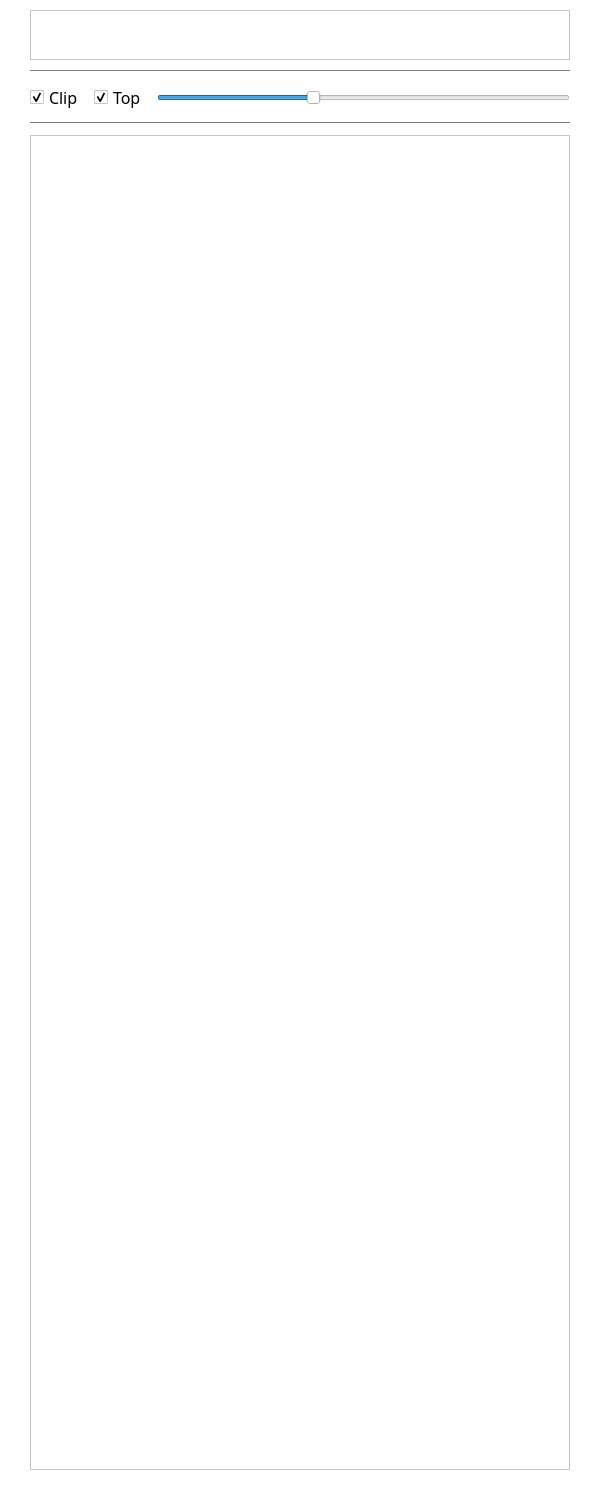
Sanvenir/TranslatorWidget, file forms/MainWindow.ui: the form before one commit.
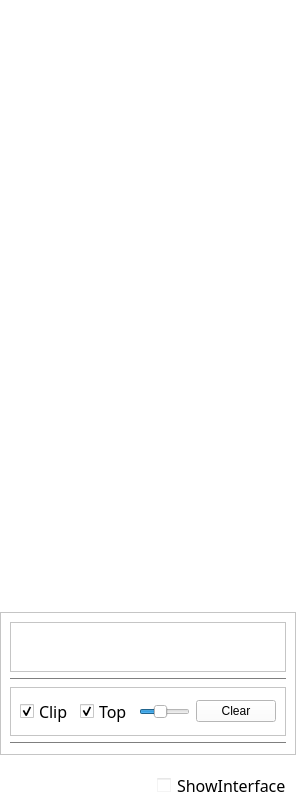
The form after the commit.

Commit message: Improve the appearance of widget

```diff
--- a/forms/MainWindow.ui
+++ b/forms/MainWindow.ui
@@ -6,12 +6,12 @@
    <rect>
     <x>0</x>
     <y>0</y>
-    <width>600</width>
-    <height>1500</height>
+    <width>296</width>
+    <height>806</height>
    </rect>
   </property>
   <property name="sizePolicy">
-   <sizepolicy hsizetype="Preferred" vsizetype="Expanding">
+   <sizepolicy hsizetype="Fixed" vsizetype="Expanding">
     <horstretch>0</horstretch>
     <verstretch>0</verstretch>
    </sizepolicy>
@@ -475,17 +475,167 @@
     <number>10</number>
    </property>
    <property name="leftMargin">
-    <number>30</number>
+    <number>0</number>
    </property>
    <property name="topMargin">
-    <number>10</number>
+    <number>0</number>
    </property>
    <property name="rightMargin">
-    <number>30</number>
+    <number>0</number>
    </property>
    <property name="bottomMargin">
-    <number>30</number>
+    <number>0</number>
    </property>
+   <item>
+    <widget class="QLabel" name="transLabel">
+     <property name="sizePolicy">
+      <sizepolicy hsizetype="Preferred" vsizetype="Expanding">
+       <horstretch>0</horstretch>
+       <verstretch>0</verstretch>
+      </sizepolicy>
+     </property>
+     <property name="palette">
+      <palette>
+       <active>
+        <colorrole role="WindowText">
+         <brush brushstyle="SolidPattern">
+          <color alpha="255">
+           <red>100</red>
+           <green>100</green>
+           <blue>100</blue>
+          </color>
+         </brush>
+        </colorrole>
+        <colorrole role="Text">
+         <brush brushstyle="SolidPattern">
+          <color alpha="255">
+           <red>100</red>
+           <green>100</green>
+           <blue>100</blue>
+          </color>
+         </brush>
+        </colorrole>
+        <colorrole role="PlaceholderText">
+         <brush brushstyle="NoBrush">
+          <color alpha="128">
+           <red>100</red>
+           <green>100</green>
+           <blue>100</blue>
+          </color>
+         </brush>
+        </colorrole>
+       </active>
+       <inactive>
+        <colorrole role="WindowText">
+         <brush brushstyle="SolidPattern">
+          <color alpha="255">
+           <red>100</red>
+           <green>100</green>
+           <blue>100</blue>
+          </color>
+         </brush>
+        </colorrole>
+        <colorrole role="Text">
+         <brush brushstyle="SolidPattern">
+          <color alpha="255">
+           <red>100</red>
+           <green>100</green>
+           <blue>100</blue>
+          </color>
+         </brush>
+        </colorrole>
+        <colorrole role="PlaceholderText">
+         <brush brushstyle="NoBrush">
+          <color alpha="128">
+           <red>100</red>
+           <green>100</green>
+           <blue>100</blue>
+          </color>
+         </brush>
+        </colorrole>
+       </inactive>
+       <disabled>
+        <colorrole role="WindowText">
+         <brush brushstyle="SolidPattern">
+          <color alpha="255">
+           <red>127</red>
+           <green>127</green>
+           <blue>127</blue>
+          </color>
+         </brush>
+        </colorrole>
+        <colorrole role="Text">
+         <brush brushstyle="SolidPattern">
+          <color alpha="255">
+           <red>127</red>
+           <green>127</green>
+           <blue>127</blue>
+          </color>
+         </brush>
+        </colorrole>
+        <colorrole role="PlaceholderText">
+         <brush brushstyle="NoBrush">
+          <color alpha="128">
+           <red>100</red>
+           <green>100</green>
+           <blue>100</blue>
+          </color>
+         </brush>
+        </colorrole>
+       </disabled>
+      </palette>
+     </property>
+     <property name="font">
+      <font>
+       <family>等线</family>
+       <pointsize>16</pointsize>
+      </font>
+     </property>
+     <property name="contextMenuPolicy">
+      <enum>Qt::CustomContextMenu</enum>
+     </property>
+     <property name="scaledContents">
+      <bool>true</bool>
+     </property>
+     <property name="alignment">
+      <set>Qt::AlignLeading|Qt::AlignLeft|Qt::AlignTop</set>
+     </property>
+     <property name="wordWrap">
+      <bool>true</bool>
+     </property>
+     <property name="margin">
+      <number>10</number>
+     </property>
+     <property name="textInteractionFlags">
+      <set>Qt::LinksAccessibleByMouse|Qt::TextSelectableByMouse</set>
+     </property>
+    </widget>
+   </item>
+   <item>
+    <spacer name="verticalSpacer">
+     <property name="orientation">
+      <enum>Qt::Vertical</enum>
+     </property>
+     <property name="sizeHint" stdset="0">
+      <size>
+       <width>20</width>
+       <height>40</height>
+      </size>
+     </property>
+    </spacer>
+   </item>
+   <item>
+    <widget class="QFrame" name="interfaceFrame">
+     <property name="autoFillBackground">
+      <bool>true</bool>
+     </property>
+     <property name="frameShape">
+      <enum>QFrame::StyledPanel</enum>
+     </property>
+     <property name="frameShadow">
+      <enum>QFrame::Raised</enum>
+     </property>
+     <layout class="QVBoxLayout" name="verticalLayout_2">
    <item>
     <widget class="QTextEdit" name="originEdit">
      <property name="sizePolicy">
@@ -516,7 +666,23 @@
     </widget>
    </item>
    <item>
-    <layout class="QHBoxLayout" name="horizontalLayout">
+       <widget class="QFrame" name="frame">
+        <property name="sizePolicy">
+         <sizepolicy hsizetype="Preferred" vsizetype="Minimum">
+          <horstretch>0</horstretch>
+          <verstretch>0</verstretch>
+         </sizepolicy>
+        </property>
+        <property name="autoFillBackground">
+         <bool>true</bool>
+        </property>
+        <property name="frameShape">
+         <enum>QFrame::StyledPanel</enum>
+        </property>
+        <property name="frameShadow">
+         <enum>QFrame::Raised</enum>
+        </property>
+        <layout class="QHBoxLayout" name="horizontalLayout_2">
      <item>
       <widget class="QCheckBox" name="enableBox">
        <property name="font">
@@ -589,7 +755,58 @@
        </property>
       </widget>
      </item>
-    </layout>
+         <item>
+          <widget class="QPushButton" name="clearButton">
+           <property name="sizePolicy">
+            <sizepolicy hsizetype="Preferred" vsizetype="Fixed">
+             <horstretch>0</horstretch>
+             <verstretch>0</verstretch>
+            </sizepolicy>
+           </property>
+           <property name="palette">
+            <palette>
+             <active>
+              <colorrole role="Button">
+               <brush brushstyle="SolidPattern">
+                <color alpha="10">
+                 <red>255</red>
+                 <green>255</green>
+                 <blue>255</blue>
+                </color>
+               </brush>
+              </colorrole>
+             </active>
+             <inactive>
+              <colorrole role="Button">
+               <brush brushstyle="SolidPattern">
+                <color alpha="10">
+                 <red>255</red>
+                 <green>255</green>
+                 <blue>255</blue>
+                </color>
+               </brush>
+              </colorrole>
+             </inactive>
+             <disabled>
+              <colorrole role="Button">
+               <brush brushstyle="SolidPattern">
+                <color alpha="10">
+                 <red>255</red>
+                 <green>255</green>
+                 <blue>255</blue>
+                </color>
+               </brush>
+              </colorrole>
+             </disabled>
+            </palette>
+           </property>
+           <property name="text">
+            <string>Clear</string>
+           </property>
+          </widget>
+         </item>
+        </layout>
+       </widget>
    </item>
    <item>
     <widget class="Line" name="line2">
@@ -598,10 +815,467 @@
      </property>
     </widget>
    </item>
+     </layout>
+    </widget>
+   </item>
    <item>
-    <widget class="QTextEdit" name="transEdit">
+    <widget class="QFrame" name="horizontalFrame">
+     <property name="palette">
+      <palette>
+       <active>
+        <colorrole role="WindowText">
+         <brush brushstyle="SolidPattern">
+          <color alpha="255">
+           <red>0</red>
+           <green>0</green>
+           <blue>0</blue>
+          </color>
+         </brush>
+        </colorrole>
+        <colorrole role="Button">
+         <brush brushstyle="SolidPattern">
+          <color alpha="50">
+           <red>255</red>
+           <green>255</green>
+           <blue>255</blue>
+          </color>
+         </brush>
+        </colorrole>
+        <colorrole role="Light">
+         <brush brushstyle="SolidPattern">
+          <color alpha="50">
+           <red>255</red>
+           <green>255</green>
+           <blue>255</blue>
+          </color>
+         </brush>
+        </colorrole>
+        <colorrole role="Midlight">
+         <brush brushstyle="SolidPattern">
+          <color alpha="50">
+           <red>255</red>
+           <green>255</green>
+           <blue>255</blue>
+          </color>
+         </brush>
+        </colorrole>
+        <colorrole role="Dark">
+         <brush brushstyle="SolidPattern">
+          <color alpha="50">
+           <red>127</red>
+           <green>127</green>
+           <blue>127</blue>
+          </color>
+         </brush>
+        </colorrole>
+        <colorrole role="Mid">
+         <brush brushstyle="SolidPattern">
+          <color alpha="50">
+           <red>170</red>
+           <green>170</green>
+           <blue>170</blue>
+          </color>
+         </brush>
+        </colorrole>
+        <colorrole role="Text">
+         <brush brushstyle="SolidPattern">
+          <color alpha="255">
+           <red>0</red>
+           <green>0</green>
+           <blue>0</blue>
+          </color>
+         </brush>
+        </colorrole>
+        <colorrole role="BrightText">
+         <brush brushstyle="SolidPattern">
+          <color alpha="255">
+           <red>255</red>
+           <green>255</green>
+           <blue>255</blue>
+          </color>
+         </brush>
+        </colorrole>
+        <colorrole role="ButtonText">
+         <brush brushstyle="SolidPattern">
+          <color alpha="255">
+           <red>0</red>
+           <green>0</green>
+           <blue>0</blue>
+          </color>
+         </brush>
+        </colorrole>
+        <colorrole role="Base">
+         <brush brushstyle="SolidPattern">
+          <color alpha="255">
+           <red>255</red>
+           <green>255</green>
+           <blue>255</blue>
+          </color>
+         </brush>
+        </colorrole>
+        <colorrole role="Window">
+         <brush brushstyle="SolidPattern">
+          <color alpha="50">
+           <red>255</red>
+           <green>255</green>
+           <blue>255</blue>
+          </color>
+         </brush>
+        </colorrole>
+        <colorrole role="Shadow">
+         <brush brushstyle="SolidPattern">
+          <color alpha="255">
+           <red>0</red>
+           <green>0</green>
+           <blue>0</blue>
+          </color>
+         </brush>
+        </colorrole>
+        <colorrole role="AlternateBase">
+         <brush brushstyle="SolidPattern">
+          <color alpha="152">
+           <red>255</red>
+           <green>255</green>
+           <blue>255</blue>
+          </color>
+         </brush>
+        </colorrole>
+        <colorrole role="ToolTipBase">
+         <brush brushstyle="SolidPattern">
+          <color alpha="255">
+           <red>255</red>
+           <green>255</green>
+           <blue>220</blue>
+          </color>
+         </brush>
+        </colorrole>
+        <colorrole role="ToolTipText">
+         <brush brushstyle="SolidPattern">
+          <color alpha="255">
+           <red>0</red>
+           <green>0</green>
+           <blue>0</blue>
+          </color>
+         </brush>
+        </colorrole>
+        <colorrole role="PlaceholderText">
+         <brush brushstyle="SolidPattern">
+          <color alpha="128">
+           <red>0</red>
+           <green>0</green>
+           <blue>0</blue>
+          </color>
+         </brush>
+        </colorrole>
+       </active>
+       <inactive>
+        <colorrole role="WindowText">
+         <brush brushstyle="SolidPattern">
+          <color alpha="255">
+           <red>0</red>
+           <green>0</green>
+           <blue>0</blue>
+          </color>
+         </brush>
+        </colorrole>
+        <colorrole role="Button">
+         <brush brushstyle="SolidPattern">
+          <color alpha="50">
+           <red>255</red>
+           <green>255</green>
+           <blue>255</blue>
+          </color>
+         </brush>
+        </colorrole>
+        <colorrole role="Light">
+         <brush brushstyle="SolidPattern">
+          <color alpha="50">
+           <red>255</red>
+           <green>255</green>
+           <blue>255</blue>
+          </color>
+         </brush>
+        </colorrole>
+        <colorrole role="Midlight">
+         <brush brushstyle="SolidPattern">
+          <color alpha="50">
+           <red>255</red>
+           <green>255</green>
+           <blue>255</blue>
+          </color>
+         </brush>
+        </colorrole>
+        <colorrole role="Dark">
+         <brush brushstyle="SolidPattern">
+          <color alpha="50">
+           <red>127</red>
+           <green>127</green>
+           <blue>127</blue>
+          </color>
+         </brush>
+        </colorrole>
+        <colorrole role="Mid">
+         <brush brushstyle="SolidPattern">
+          <color alpha="50">
+           <red>170</red>
+           <green>170</green>
+           <blue>170</blue>
+          </color>
+         </brush>
+        </colorrole>
+        <colorrole role="Text">
+         <brush brushstyle="SolidPattern">
+          <color alpha="255">
+           <red>0</red>
+           <green>0</green>
+           <blue>0</blue>
+          </color>
+         </brush>
+        </colorrole>
+        <colorrole role="BrightText">
+         <brush brushstyle="SolidPattern">
+          <color alpha="255">
+           <red>255</red>
+           <green>255</green>
+           <blue>255</blue>
+          </color>
+         </brush>
+        </colorrole>
+        <colorrole role="ButtonText">
+         <brush brushstyle="SolidPattern">
+          <color alpha="255">
+           <red>0</red>
+           <green>0</green>
+           <blue>0</blue>
+          </color>
+         </brush>
+        </colorrole>
+        <colorrole role="Base">
+         <brush brushstyle="SolidPattern">
+          <color alpha="255">
+           <red>255</red>
+           <green>255</green>
+           <blue>255</blue>
+          </color>
+         </brush>
+        </colorrole>
+        <colorrole role="Window">
+         <brush brushstyle="SolidPattern">
+          <color alpha="50">
+           <red>255</red>
+           <green>255</green>
+           <blue>255</blue>
+          </color>
+         </brush>
+        </colorrole>
+        <colorrole role="Shadow">
+         <brush brushstyle="SolidPattern">
+          <color alpha="255">
+           <red>0</red>
+           <green>0</green>
+           <blue>0</blue>
+          </color>
+         </brush>
+        </colorrole>
+        <colorrole role="AlternateBase">
+         <brush brushstyle="SolidPattern">
+          <color alpha="152">
+           <red>255</red>
+           <green>255</green>
+           <blue>255</blue>
+          </color>
+         </brush>
+        </colorrole>
+        <colorrole role="ToolTipBase">
+         <brush brushstyle="SolidPattern">
+          <color alpha="255">
+           <red>255</red>
+           <green>255</green>
+           <blue>220</blue>
+          </color>
+         </brush>
+        </colorrole>
+        <colorrole role="ToolTipText">
+         <brush brushstyle="SolidPattern">
+          <color alpha="255">
+           <red>0</red>
+           <green>0</green>
+           <blue>0</blue>
+          </color>
+         </brush>
+        </colorrole>
+        <colorrole role="PlaceholderText">
+         <brush brushstyle="SolidPattern">
+          <color alpha="128">
+           <red>0</red>
+           <green>0</green>
+           <blue>0</blue>
+          </color>
+         </brush>
+        </colorrole>
+       </inactive>
+       <disabled>
+        <colorrole role="WindowText">
+         <brush brushstyle="SolidPattern">
+          <color alpha="50">
+           <red>127</red>
+           <green>127</green>
+           <blue>127</blue>
+          </color>
+         </brush>
+        </colorrole>
+        <colorrole role="Button">
+         <brush brushstyle="SolidPattern">
+          <color alpha="50">
+           <red>255</red>
+           <green>255</green>
+           <blue>255</blue>
+          </color>
+         </brush>
+        </colorrole>
+        <colorrole role="Light">
+         <brush brushstyle="SolidPattern">
+          <color alpha="50">
+           <red>255</red>
+           <green>255</green>
+           <blue>255</blue>
+          </color>
+         </brush>
+        </colorrole>
+        <colorrole role="Midlight">
+         <brush brushstyle="SolidPattern">
+          <color alpha="50">
+           <red>255</red>
+           <green>255</green>
+           <blue>255</blue>
+          </color>
+         </brush>
+        </colorrole>
+        <colorrole role="Dark">
+         <brush brushstyle="SolidPattern">
+          <color alpha="50">
+           <red>127</red>
+           <green>127</green>
+           <blue>127</blue>
+          </color>
+         </brush>
+        </colorrole>
+        <colorrole role="Mid">
+         <brush brushstyle="SolidPattern">
+          <color alpha="50">
+           <red>170</red>
+           <green>170</green>
+           <blue>170</blue>
+          </color>
+         </brush>
+        </colorrole>
+        <colorrole role="Text">
+         <brush brushstyle="SolidPattern">
+          <color alpha="50">
+           <red>127</red>
+           <green>127</green>
+           <blue>127</blue>
+          </color>
+         </brush>
+        </colorrole>
+        <colorrole role="BrightText">
+         <brush brushstyle="SolidPattern">
+          <color alpha="255">
+           <red>255</red>
+           <green>255</green>
+           <blue>255</blue>
+          </color>
+         </brush>
+        </colorrole>
+        <colorrole role="ButtonText">
+         <brush brushstyle="SolidPattern">
+          <color alpha="50">
+           <red>127</red>
+           <green>127</green>
+           <blue>127</blue>
+          </color>
+         </brush>
+        </colorrole>
+        <colorrole role="Base">
+         <brush brushstyle="SolidPattern">
+          <color alpha="50">
+           <red>255</red>
+           <green>255</green>
+           <blue>255</blue>
+          </color>
+         </brush>
+        </colorrole>
+        <colorrole role="Window">
+         <brush brushstyle="SolidPattern">
+          <color alpha="50">
+           <red>255</red>
+           <green>255</green>
+           <blue>255</blue>
+          </color>
+         </brush>
+        </colorrole>
+        <colorrole role="Shadow">
+         <brush brushstyle="SolidPattern">
+          <color alpha="255">
+           <red>0</red>
+           <green>0</green>
+           <blue>0</blue>
+          </color>
+         </brush>
+        </colorrole>
+        <colorrole role="AlternateBase">
+         <brush brushstyle="SolidPattern">
+          <color alpha="50">
+           <red>255</red>
+           <green>255</green>
+           <blue>255</blue>
+          </color>
+         </brush>
+        </colorrole>
+        <colorrole role="ToolTipBase">
+         <brush brushstyle="SolidPattern">
+          <color alpha="255">
+           <red>255</red>
+           <green>255</green>
+           <blue>220</blue>
+          </color>
+         </brush>
+        </colorrole>
+        <colorrole role="ToolTipText">
+         <brush brushstyle="SolidPattern">
+          <color alpha="255">
+           <red>0</red>
+           <green>0</green>
+           <blue>0</blue>
+          </color>
+         </brush>
+        </colorrole>
+        <colorrole role="PlaceholderText">
+         <brush brushstyle="SolidPattern">
+          <color alpha="128">
+           <red>0</red>
+           <green>0</green>
+           <blue>0</blue>
+          </color>
+         </brush>
+        </colorrole>
+       </disabled>
+      </palette>
+     </property>
+     <property name="autoFillBackground">
+      <bool>true</bool>
+     </property>
+     <layout class="QHBoxLayout" name="horizontalLayout">
+      <property name="leftMargin">
+       <number>30</number>
+      </property>
+      <property name="rightMargin">
+       <number>10</number>
+      </property>
+      <item>
+       <widget class="QCheckBox" name="showBox">
      <property name="sizePolicy">
-      <sizepolicy hsizetype="Expanding" vsizetype="Expanding">
+         <sizepolicy hsizetype="Expanding" vsizetype="Fixed">
        <horstretch>0</horstretch>
        <verstretch>0</verstretch>
       </sizepolicy>
@@ -610,22 +1284,27 @@
       <font>
        <family>等线</family>
        <pointsize>12</pointsize>
-       <weight>50</weight>
-       <bold>false</bold>
-      </font>
-     </property>
-     <property name="sizeAdjustPolicy">
-      <enum>QAbstractScrollArea::AdjustToContents</enum>
-     </property>
-     <property name="autoFormatting">
-      <set>QTextEdit::AutoBulletList</set>
-     </property>
-     <property name="readOnly">
-      <bool>true</bool>
-     </property>
-     <property name="textInteractionFlags">
-      <set>Qt::LinksAccessibleByKeyboard|Qt::LinksAccessibleByMouse|Qt::TextBrowserInteraction|Qt::TextSelectableByKeyboard|Qt::TextSelectableByMouse</set>
-     </property>
+         </font>
+        </property>
+        <property name="layoutDirection">
+         <enum>Qt::RightToLeft</enum>
+        </property>
+       </widget>
+      </item>
+      <item>
+       <widget class="QLabel" name="label">
+        <property name="font">
+         <font>
+          <family>等线</family>
+          <pointsize>12</pointsize>
+         </font>
+        </property>
+        <property name="text">
+         <string>ShowInterface</string>
+        </property>
+       </widget>
+      </item>
+     </layout>
     </widget>
    </item>
   </layout>
```
Left out of the diff: 19 changed lines with no effect on the pictures. Lines whose indentation alone changed are shown as unchanged. The commit also changes 1 other file.
